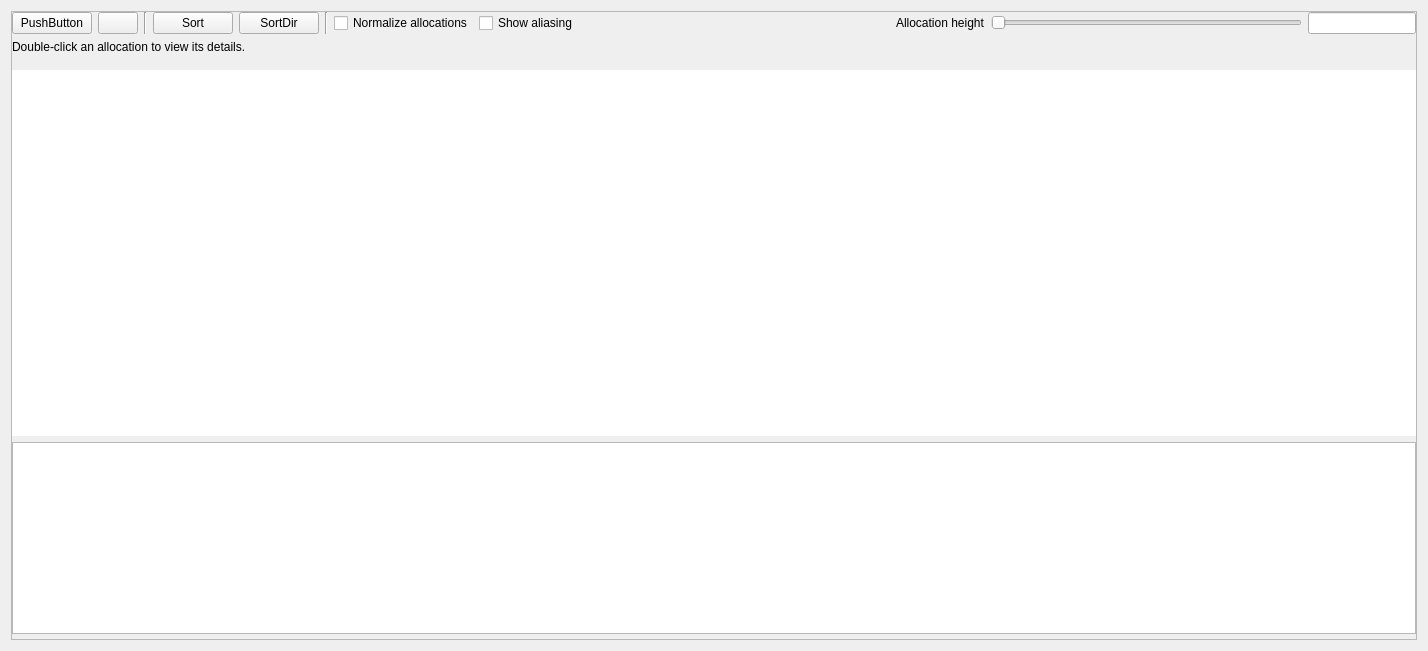
First picture: the form in source/frontend/views/snapshot/allocation_overview_pane.ui, repository GPUOpen-Tools/radeon_memory_visualizer, before the edit.
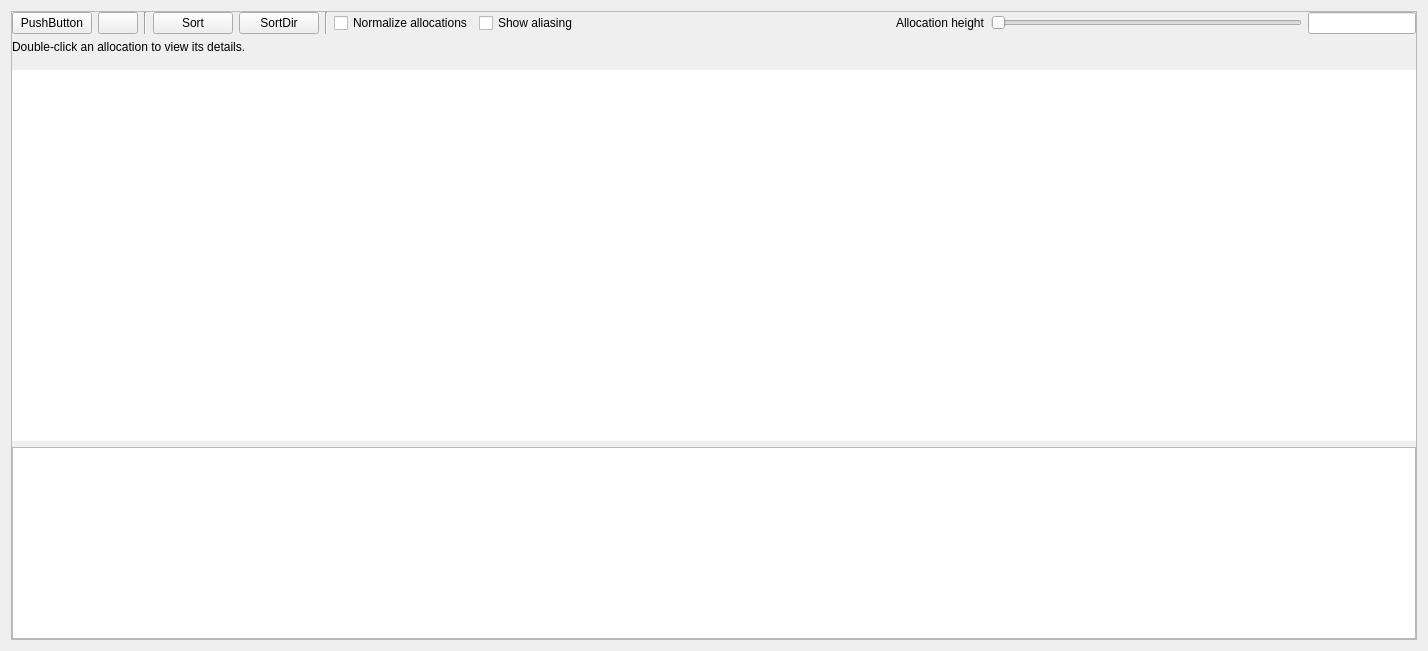
Second picture: the form after the edit. The open tabs and pages were chosen to show the change. Custom widgets are drawn as their Qt base class.

Patch:
```diff
--- a/source/frontend/views/snapshot/allocation_overview_pane.ui
+++ b/source/frontend/views/snapshot/allocation_overview_pane.ui
@@ -10,8 +10,8 @@
     <height>651</height>
    </rect>
   </property>
-  <layout class="QGridLayout" name="grid_layout_">
-   <item row="0" column="0">
+  <layout class="QVBoxLayout" name="root_widget_layout_">
+   <item>
     <widget class="QScrollArea" name="main_scroll_area_">
      <property name="widgetResizable">
       <bool>true</bool>
@@ -25,6 +25,12 @@
         <height>631</height>
        </rect>
       </property>
+      <property name="sizePolicy">
+       <sizepolicy hsizetype="Preferred" vsizetype="Minimum">
+        <horstretch>0</horstretch>
+        <verstretch>0</verstretch>
+       </sizepolicy>
+      </property>
       <layout class="QVBoxLayout" name="vertical_layout_">
        <property name="leftMargin">
         <number>0</number>
@@ -36,7 +42,27 @@
         <number>0</number>
        </property>
        <property name="bottomMargin">
-        <number>5</number>
+        <number>0</number>
+       </property>
+       <item>
+        <widget class="QStackedWidget" name="pane_stack_">
+         <property name="currentIndex">
+          <number>0</number>
+         </property>
+         <widget class="SnapshotStartPane" name="empty_page_"/>
+         <widget class="QWidget" name="populated_page_">
+          <layout class="QVBoxLayout" name="vertical_layout_1_">
+           <property name="leftMargin">
+            <number>0</number>
+           </property>
+           <property name="topMargin">
+            <number>0</number>
+           </property>
+           <property name="rightMargin">
+            <number>0</number>
+           </property>
+           <property name="bottomMargin">
+            <number>0</number>
        </property>
        <item>
         <widget class="QWidget" name="widget_" native="true">
@@ -285,6 +311,10 @@
    </item>
   </layout>
  </widget>
+    </widget>
+   </item>
+  </layout>
+ </widget>
  <customwidgets>
   <customwidget>
    <class>ArrowIconComboBox</class>
@@ -312,6 +342,12 @@
    <extends>QCheckBox</extends>
    <header>views/custom_widgets/rmv_colored_checkbox.h</header>
   </customwidget>
+  <customwidget>
+   <class>SnapshotStartPane</class>
+   <extends>QWidget</extends>
+   <header>views/snapshot/snapshot_start_pane.h</header>
+   <container>1</container>
+  </customwidget>
  </customwidgets>
  <resources>
   <include location="resources.qrc"/>
```
Lines whose indentation alone changed are shown as unchanged.
